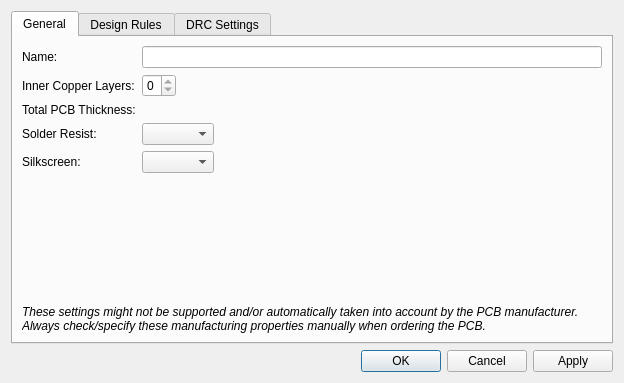
First picture: the form in libs/librepcb/editor/project/boardeditor/boardsetupdialog.ui, repository LibrePCB/LibrePCB, before the edit.
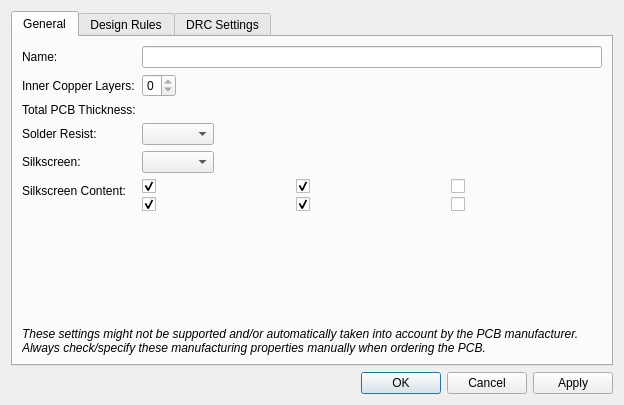
Second picture: the form after the edit. Icons and pictures are not drawn. Custom widgets are drawn as their Qt base class.

Commit message: Move silkscreen layer config from fab settings to board

The edit to the form file:
```diff
--- a/libs/librepcb/editor/project/boardeditor/boardsetupdialog.ui
+++ b/libs/librepcb/editor/project/boardeditor/boardsetupdialog.ui
@@ -7,7 +7,7 @@
     <x>0</x>
     <y>0</y>
     <width>624</width>
-    <height>383</height>
+    <height>405</height>
    </rect>
   </property>
   <property name="windowTitle">
@@ -115,7 +115,83 @@
          </property>
         </widget>
        </item>
-       <item row="5" column="0" colspan="2">
+       <item row="5" column="1">
+        <layout class="QVBoxLayout" name="verticalLayout_3">
+         <property name="spacing">
+          <number>3</number>
+         </property>
+         <item>
+          <layout class="QHBoxLayout" name="horizontalLayout_6">
+           <item>
+            <widget class="QCheckBox" name="cbxSilkTopPlacement">
+             <property name="text">
+              <string notr="true"/>
+             </property>
+             <property name="checked">
+              <bool>true</bool>
+             </property>
+            </widget>
+           </item>
+           <item>
+            <widget class="QCheckBox" name="cbxSilkTopNames">
+             <property name="text">
+              <string notr="true"/>
+             </property>
+             <property name="checked">
+              <bool>true</bool>
+             </property>
+            </widget>
+           </item>
+           <item>
+            <widget class="QCheckBox" name="cbxSilkTopValues">
+             <property name="text">
+              <string notr="true"/>
+             </property>
+            </widget>
+           </item>
+          </layout>
+         </item>
+         <item>
+          <layout class="QHBoxLayout" name="horizontalLayout_7">
+           <item>
+            <widget class="QCheckBox" name="cbxSilkBotPlacement">
+             <property name="text">
+              <string notr="true"/>
+             </property>
+             <property name="checked">
+              <bool>true</bool>
+             </property>
+            </widget>
+           </item>
+           <item>
+            <widget class="QCheckBox" name="cbxSilkBotNames">
+             <property name="text">
+              <string notr="true"/>
+             </property>
+             <property name="checked">
+              <bool>true</bool>
+             </property>
+            </widget>
+           </item>
+           <item>
+            <widget class="QCheckBox" name="cbxSilkBotValues">
+             <property name="text">
+              <string notr="true"/>
+             </property>
+            </widget>
+           </item>
+          </layout>
+         </item>
+        </layout>
+       </item>
+       <item row="5" column="0">
+        <widget class="QLabel" name="label_31">
+         <property name="text">
+          <string>Silkscreen Content:</string>
+         </property>
+        </widget>
+       </item>
+       <item row="8" column="0" colspan="2">
         <widget class="QLabel" name="lblNoteAboutSettingsHandover">
          <property name="sizePolicy">
           <sizepolicy hsizetype="Preferred" vsizetype="MinimumExpanding">
```
Left out of the diff: 8 changed lines with no effect on the pictures. The commit also changes 16 other files.
